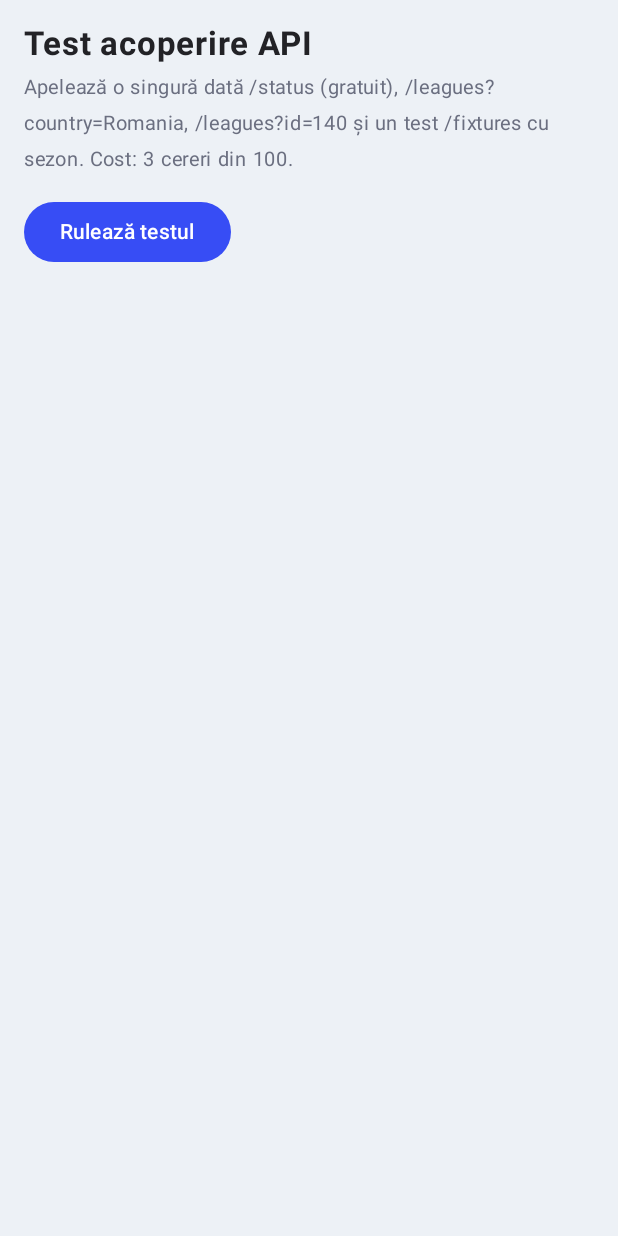
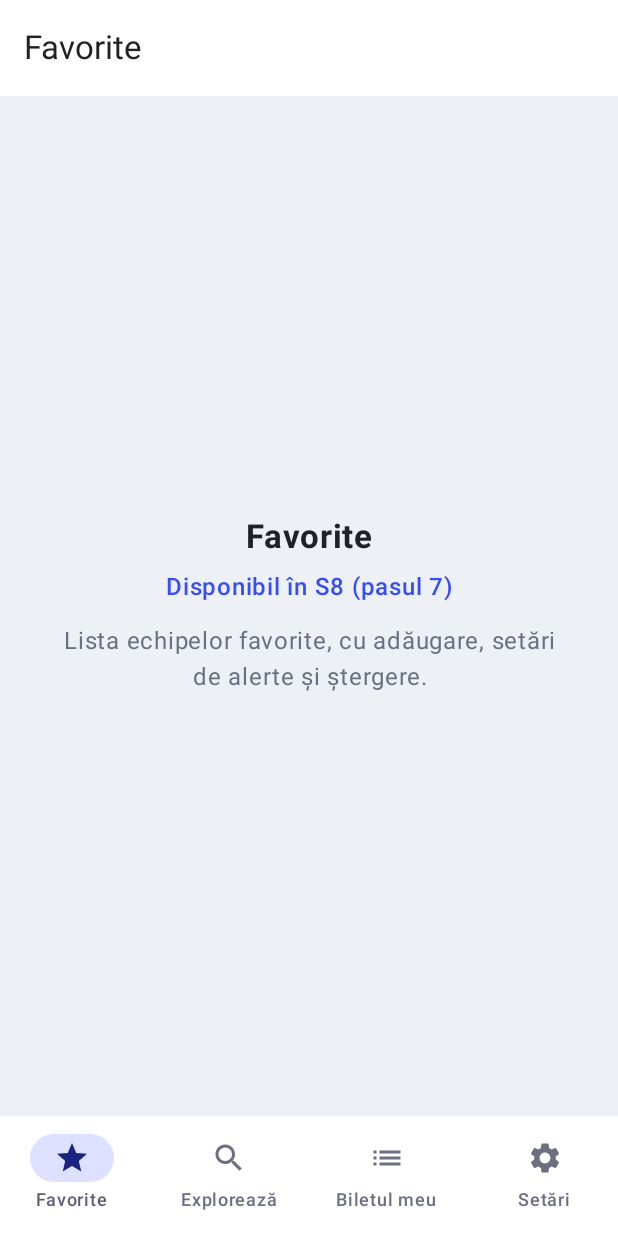
Before and after one commit to mitanu04/FotbalApp, an Android app built with Jetpack Compose: the screen it shows after launch (MainActivity), on a phone screen of 412 x 824 dp. Run offline under Robolectric (Android 15) with nearby library versions, the phone set to English and light mode, and no system bars; our stand-ins replace Dagger/Hilt's generated code.

Commit message:
S8 step 5: navigation with bottom bar and placeholder screens
- Type-safe routes (Navigation Compose 2.10) for all planned screens
- AppNavHost: bottom bar Favorite / Explorează / Biletul meu / Setări (state kept per tab);
  bar hidden on deeper screens
- PlaceholderScreen with milestone label (S10/S12, from the app plan)
- SettingsScreen lists every planned screen + debug tools (API coverage check moved here)
- System bar icons follow our theme; window background matches it (no grey flash)

```diff
--- a/app/build.gradle.kts
+++ b/app/build.gradle.kts
@@ -71,6 +71,7 @@ dependencies {
     // Compose UI
     implementation(platform(libs.androidx.compose.bom))
     implementation(libs.androidx.compose.material3)
+    implementation(libs.androidx.compose.material.icons.core)
     implementation(libs.androidx.compose.ui)
     implementation(libs.androidx.compose.ui.graphics)
     implementation(libs.androidx.compose.ui.tooling.preview)
--- a/app/src/main/java/ro/fluierulfinal/MainActivity.kt
+++ b/app/src/main/java/ro/fluierulfinal/MainActivity.kt
@@ -1,15 +1,19 @@
 package ro.fluierulfinal
 
+import android.graphics.Color
 import android.os.Bundle
 import androidx.activity.ComponentActivity
+import androidx.activity.SystemBarStyle
 import androidx.activity.compose.setContent
 import androidx.activity.enableEdgeToEdge
+import androidx.compose.runtime.DisposableEffect
 import androidx.compose.runtime.getValue
 import androidx.lifecycle.compose.collectAsStateWithLifecycle
 import dagger.hilt.android.AndroidEntryPoint
-import ro.fluierulfinal.ui.debug.ApiCoverageScreen
+import ro.fluierulfinal.navigation.AppNavHost
 import ro.fluierulfinal.ui.theme.FluierulFinalTheme
 import ro.fluierulfinal.ui.theme.ThemeController
+import ro.fluierulfinal.ui.theme.isDark
 import javax.inject.Inject
 
 /**
@@ -25,10 +29,17 @@ class MainActivity : ComponentActivity() {
         enableEdgeToEdge()
         setContent {
             val mode by themeController.mode.collectAsStateWithLifecycle()
+            val dark = mode.isDark()
+            // Status/navigation bar icons must contrast with our theme, which (from S10) may differ
+            // from the phone's own setting: light icons on dark theme, dark icons on light theme.
+            DisposableEffect(dark) {
+                val style = if (dark) SystemBarStyle.dark(Color.TRANSPARENT)
+                else SystemBarStyle.light(Color.TRANSPARENT, Color.TRANSPARENT)
+                enableEdgeToEdge(statusBarStyle = style, navigationBarStyle = style)
+                onDispose {}
+            }
             FluierulFinalTheme(mode) {
-                // Temporary root: the API coverage check (step 3). Replaced by the
-                // navigation graph with the bottom bar in step 5, where it moves under Setări.
-                ApiCoverageScreen()
+                AppNavHost()
             }
         }
     }
--- /dev/null
+++ b/app/src/main/java/ro/fluierulfinal/navigation/AppNavHost.kt
@@ -0,0 +1,149 @@
+package ro.fluierulfinal.navigation
+
+import androidx.compose.foundation.layout.WindowInsets
+import androidx.compose.foundation.layout.consumeWindowInsets
+import androidx.compose.foundation.layout.padding
+import androidx.compose.material.icons.Icons
+import androidx.compose.material.icons.automirrored.filled.List
+import androidx.compose.material.icons.filled.Search
+import androidx.compose.material.icons.filled.Settings
+import androidx.compose.material.icons.filled.Star
+import androidx.compose.material3.Icon
+import androidx.compose.material3.NavigationBar
+import androidx.compose.material3.NavigationBarItem
+import androidx.compose.material3.Scaffold
+import androidx.compose.material3.Text
+import androidx.compose.runtime.Composable
+import androidx.compose.runtime.getValue
+import androidx.compose.ui.Modifier
+import androidx.compose.ui.graphics.vector.ImageVector
+import androidx.navigation.NavDestination.Companion.hasRoute
+import androidx.navigation.NavDestination.Companion.hierarchy
+import androidx.navigation.NavGraph.Companion.findStartDestination
+import androidx.navigation.NavHostController
+import androidx.navigation.compose.NavHost
+import androidx.navigation.compose.composable
+import androidx.navigation.compose.currentBackStackEntryAsState
+import androidx.navigation.compose.rememberNavController
+import androidx.navigation.toRoute
+import ro.fluierulfinal.ui.debug.ApiCoverageScreen
+import ro.fluierulfinal.ui.placeholder.PlaceholderScreen
+import ro.fluierulfinal.ui.settings.SettingsLink
+import ro.fluierulfinal.ui.settings.SettingsScreen
+import kotlin.reflect.KClass
+
+/** One tab of the bottom bar. */
+private data class TopLevelTab(val route: Any, val routeClass: KClass<*>, val label: String, val icon: ImageVector)
+
+private val TABS = listOf(
+    TopLevelTab(FavoritesRoute, FavoritesRoute::class, "Favorite", Icons.Filled.Star),
+    TopLevelTab(ExploreRoute, ExploreRoute::class, "Explorează", Icons.Filled.Search),
+    TopLevelTab(TicketRoute, TicketRoute::class, "Biletul meu", Icons.AutoMirrored.Filled.List),
+    TopLevelTab(SettingsRoute, SettingsRoute::class, "Setări", Icons.Filled.Settings),
+)
+
+/**
+ * The app's navigation graph. The bottom bar is shown only on the four top-level screens;
+ * deeper screens (details, placeholders) take the whole height and have a back arrow.
+ */
+@Composable
+fun AppNavHost(navController: NavHostController = rememberNavController()) {
+    val backStackEntry by navController.currentBackStackEntryAsState()
+    val destination = backStackEntry?.destination
+    val showBottomBar = TABS.any { tab -> destination?.hasRoute(tab.routeClass) == true }
+
+    Scaffold(
+        // Each screen draws its own top bar and handles the status bar; this Scaffold only adds the bottom bar.
+        contentWindowInsets = WindowInsets(0),
+        bottomBar = {
+            if (showBottomBar) {
+                NavigationBar {
+                    TABS.forEach { tab ->
+                        val selected = destination?.hierarchy?.any { it.hasRoute(tab.routeClass) } == true
+                        NavigationBarItem(
+                            selected = selected,
+                            onClick = { navController.navigateToTab(tab.route) },
+                            icon = { Icon(tab.icon, contentDescription = null) },
+                            label = { Text(tab.label) },
+                        )
+                    }
+                }
+            }
+        },
+    ) { innerPadding ->
+        NavHost(
+            navController = navController,
+            startDestination = FavoritesRoute,
+            modifier = Modifier.padding(innerPadding).consumeWindowInsets(innerPadding),
+        ) {
+            val back: () -> Unit = { navController.popBackStack() }
+
+            // --- bottom bar (Favorite and Explorează are filled in steps 7 and 8) ---
+            composable<FavoritesRoute> {
+                PlaceholderScreen("Favorite", "S8 (pasul 7)", "Lista echipelor favorite, cu adăugare, setări de alerte și ștergere.")
+            }
+            composable<ExploreRoute> {
+                PlaceholderScreen("Explorează", "S8 (pasul 8)", "Alegi liga, apoi ziua, apoi vezi meciurile.")
+            }
+            composable<TicketRoute> {
+                PlaceholderScreen("Biletul meu", "S12", "Meciurile de pe bilet, programul de urmărire și starea fiecărui pariu, live.")
+            }
+            composable<SettingsRoute> {
+                SettingsScreen(
+                    plannedScreens = listOf(
+                        SettingsLink("Detalii meci", "Scor, evenimente, statistici, echipe de start", "S10") { navController.navigate(MatchDetailsRoute(fixtureId = 0)) },
+                        SettingsLink("Detalii echipă", "Clasament, formă, golgheteri, meciuri viitoare", "S10") { navController.navigate(TeamDetailsRoute(teamId = 0)) },
+                        SettingsLink("Meciuri în zonă", "Listă și hartă cu stadioanele din rază (GPS)", "S10") { navController.navigate(NearbyMatchesRoute) },
+                        SettingsLink("Simulare", "Gol, roșu, penalty, echipe de start, pentru demo", "S10") { navController.navigate(SimulationRoute) },
+                        SettingsLink("Plan weekend", "Planul generat miercurea, editabil", "S12") { navController.navigate(WeekendPlanRoute) },
+                        SettingsLink("Analiză AI", "Analiza meciului și chat, din Detalii meci", "S12") { navController.navigate(AiAnalysisRoute(fixtureId = 0)) },
+                        SettingsLink("Jucător", "Profilul unui jucător", "S12") { navController.navigate(PlayerRoute(playerId = 0)) },
+                    ),
+                    debugTools = listOf(
+                        SettingsLink("Test acoperire API", "Plan, id-uri ligi, coverage (3 cereri)", null) { navController.navigate(ApiCoverageRoute) },
+                    ),
+                )
+            }
+
+            // --- deeper screens ---
+            composable<MatchDetailsRoute> { entry ->
+                val route = entry.toRoute<MatchDetailsRoute>()
+                PlaceholderScreen("Detalii meci", "S10", "Scor, cronologia evenimentelor, statistici, echipe de start și butonul „Analiză AI”.\n(meciul #${route.fixtureId})", back)
+            }
+            composable<TeamDetailsRoute> { entry ->
+                val route = entry.toRoute<TeamDetailsRoute>()
+                PlaceholderScreen("Detalii echipă", "S10", "Clasament, formă, goluri acasă / deplasare, golgheteri, meciuri viitoare.\n(echipa #${route.teamId})", back)
+            }
+            composable<PlayerRoute> {
+                PlaceholderScreen("Jucător", "S12", "Profilul și statisticile unui jucător.", back)
+            }
+            composable<NearbyMatchesRoute> {
+                PlaceholderScreen("Meciuri în zonă", "S10", "Listă și hartă cu stadioanele din raza aleasă, după GPS.", back)
+            }
+            composable<AiAnalysisRoute> {
+                PlaceholderScreen("Analiză AI", "S12", "Analiza meciului pe statistici reale și chat despre meci.", back)
+            }
+            composable<WeekendPlanRoute> {
+                PlaceholderScreen("Plan weekend", "S12", "Planul generat miercurea: ce meci vezi în fiecare slot, la stadion sau la TV.", back)
+            }
+            composable<SimulationRoute> {
+                PlaceholderScreen("Simulare", "S10", "Simulează gol, roșu, penalty sau echipe de start, ca să demonstrezi alertele.", back)
+            }
+            composable<ApiCoverageRoute> {
+                ApiCoverageScreen(onBack = back)
+            }
+        }
+    }
+}
+
+/**
+ * Switching tabs: keep one copy of each tab on the back stack and remember its state
+ * (scroll position, typed text) when coming back to it.
+ */
+private fun NavHostController.navigateToTab(route: Any) {
+    navigate(route) {
+        popUpTo(graph.findStartDestination().id) { saveState = true }
+        launchSingleTop = true
+        restoreState = true
+    }
+}
--- /dev/null
+++ b/app/src/main/java/ro/fluierulfinal/navigation/Routes.kt
@@ -0,0 +1,23 @@
+package ro.fluierulfinal.navigation
+
+import kotlinx.serialization.Serializable
+
+// Type-safe routes for Navigation Compose: each screen is a @Serializable object or class.
+// Arguments are plain properties (e.g. MatchDetailsRoute(fixtureId = 1575221)), so a wrong type
+// is a compile error instead of a crash, unlike string routes such as "match/{id}".
+
+// --- bottom bar ---
+@Serializable data object FavoritesRoute
+@Serializable data object ExploreRoute
+@Serializable data object TicketRoute
+@Serializable data object SettingsRoute
+
+// --- reachable from the bottom-bar screens ---
+@Serializable data class MatchDetailsRoute(val fixtureId: Int)
+@Serializable data class TeamDetailsRoute(val teamId: Int)
+@Serializable data class PlayerRoute(val playerId: Int)
+@Serializable data object NearbyMatchesRoute
+@Serializable data class AiAnalysisRoute(val fixtureId: Int)
+@Serializable data object WeekendPlanRoute
+@Serializable data object SimulationRoute
+@Serializable data object ApiCoverageRoute
--- /dev/null
+++ b/app/src/main/java/ro/fluierulfinal/ui/placeholder/PlaceholderScreen.kt
@@ -0,0 +1,67 @@
+package ro.fluierulfinal.ui.placeholder
+
+import androidx.compose.foundation.layout.Arrangement
+import androidx.compose.foundation.layout.Column
+import androidx.compose.foundation.layout.fillMaxSize
+import androidx.compose.foundation.layout.padding
+import androidx.compose.material.icons.Icons
+import androidx.compose.material.icons.automirrored.filled.ArrowBack
+import androidx.compose.material3.ExperimentalMaterial3Api
+import androidx.compose.material3.Icon
+import androidx.compose.material3.IconButton
+import androidx.compose.material3.MaterialTheme
+import androidx.compose.material3.Scaffold
+import androidx.compose.material3.Text
+import androidx.compose.material3.TopAppBar
+import androidx.compose.runtime.Composable
+import androidx.compose.ui.Alignment
+import androidx.compose.ui.Modifier
+import androidx.compose.ui.text.font.FontWeight
+import androidx.compose.ui.text.style.TextAlign
+import androidx.compose.ui.unit.dp
+import androidx.compose.ui.unit.sp
+
+/**
+ * Stand-in for a screen planned in a later milestone, so the full navigation can be demoed in S8.
+ * [onBack] is null for bottom-bar screens (no back arrow there).
+ */
+@OptIn(ExperimentalMaterial3Api::class)
+@Composable
+fun PlaceholderScreen(
+    title: String,
+    milestone: String,
+    description: String,
+    onBack: (() -> Unit)? = null,
+) {
+    Scaffold(
+        topBar = {
+            TopAppBar(
+                title = { Text(title) },
+                navigationIcon = {
+                    if (onBack != null) {
+                        IconButton(onClick = onBack) {
+                            Icon(Icons.AutoMirrored.Filled.ArrowBack, contentDescription = "Înapoi")
+                        }
+                    }
+                },
+            )
+        },
+    ) { padding ->
+        Column(
+            modifier = Modifier.fillMaxSize().padding(padding).padding(32.dp),
+            verticalArrangement = Arrangement.Center,
+            horizontalAlignment = Alignment.CenterHorizontally,
+        ) {
+            Text(title, fontSize = 22.sp, fontWeight = FontWeight.Bold, textAlign = TextAlign.Center)
+            Text(
+                "Disponibil în $milestone",
+                color = MaterialTheme.colorScheme.primary, fontWeight = FontWeight.SemiBold,
+                modifier = Modifier.padding(top = 8.dp),
+            )
+            Text(
+                description, textAlign = TextAlign.Center, color = MaterialTheme.colorScheme.onSurfaceVariant,
+                modifier = Modifier.padding(top = 12.dp),
+            )
+        }
+    }
+}
--- a/app/src/main/java/ro/fluierulfinal/ui/theme/Theme.kt
+++ b/app/src/main/java/ro/fluierulfinal/ui/theme/Theme.kt
@@ -67,13 +67,17 @@ fun FluierulFinalTheme(
     mode: ThemeMode = ThemeMode.SYSTEM,
     content: @Composable () -> Unit,
 ) {
-    val dark = when (mode) {
-        ThemeMode.SYSTEM -> isSystemInDarkTheme()
-        ThemeMode.LIGHT -> false
-        ThemeMode.DARK -> true
-    }
+    val dark = mode.isDark()
     MaterialTheme(
         colorScheme = if (dark) DarkColors else LightColors,
         content = content,
     )
 }
+
+/** Whether this mode means dark colors right now (SYSTEM asks the phone). */
+@Composable
+fun ThemeMode.isDark(): Boolean = when (this) {
+    ThemeMode.SYSTEM -> isSystemInDarkTheme()
+    ThemeMode.LIGHT -> false
+    ThemeMode.DARK -> true
+}
--- /dev/null
+++ b/app/src/main/res/values-night/colors.xml
@@ -0,0 +1,4 @@
+<?xml version="1.0" encoding="utf-8"?>
+<resources>
+    <color name="window_background">#FF121218</color>
+</resources>
--- /dev/null
+++ b/app/src/main/res/values-night/themes.xml
@@ -0,0 +1,6 @@
+<?xml version="1.0" encoding="utf-8"?>
+<resources>
+    <style name="Theme.FluierulFinal" parent="android:Theme.Material.NoActionBar">
+        <item name="android:windowBackground">@color/window_background</item>
+    </style>
+</resources>
--- a/app/src/main/res/values/themes.xml
+++ b/app/src/main/res/values/themes.xml
@@ -1,5 +1,8 @@
 <?xml version="1.0" encoding="utf-8"?>
 <resources>
-
-    <style name="Theme.FluierulFinal" parent="android:Theme.Material.NoActionBar" />
+    <!-- Window theme shown for a split second before Compose draws: same background as the
+         Compose theme, so there is no grey flash at start-up. Dark variant in values-night. -->
+    <style name="Theme.FluierulFinal" parent="android:Theme.Material.Light.NoActionBar">
+        <item name="android:windowBackground">@color/window_background</item>
+    </style>
 </resources>
--- a/gradle/libs.versions.toml
+++ b/gradle/libs.versions.toml
@@ -10,6 +10,7 @@ lifecycle = "2.10.0"
 activityCompose = "1.8.0"
 composeBom = "2026.02.01"
 navigation = "2.10.0"
+materialIcons = "1.7.8"
 hilt = "2.59.2"
 hiltNavigationCompose = "1.3.0"
 retrofit = "3.0.0"
@@ -36,6 +37,7 @@ androidx-compose-ui-tooling-preview = { group = "androidx.compose.ui", name = "u
 androidx-compose-ui-test-manifest = { group = "androidx.compose.ui", name = "ui-test-manifest" }
 androidx-compose-ui-test-junit4 = { group = "androidx.compose.ui", name = "ui-test-junit4" }
 androidx-compose-material3 = { group = "androidx.compose.material3", name = "material3" }
+androidx-compose-material-icons-core = { group = "androidx.compose.material", name = "material-icons-core", version.ref = "materialIcons" }
 androidx-navigation-compose = { group = "androidx.navigation", name = "navigation-compose", version.ref = "navigation" }
 
 # Hilt (dependency injection)
```
Also changed, not shown: app/src/main/java/ro/fluierulfinal/ui/debug/ApiCoverageScreen.kt (+22 -5 lines), app/src/main/java/ro/fluierulfinal/ui/settings/SettingsScreen.kt (added, +83 -0 lines), app/src/main/res/values/colors.xml (+2 -7 lines).
